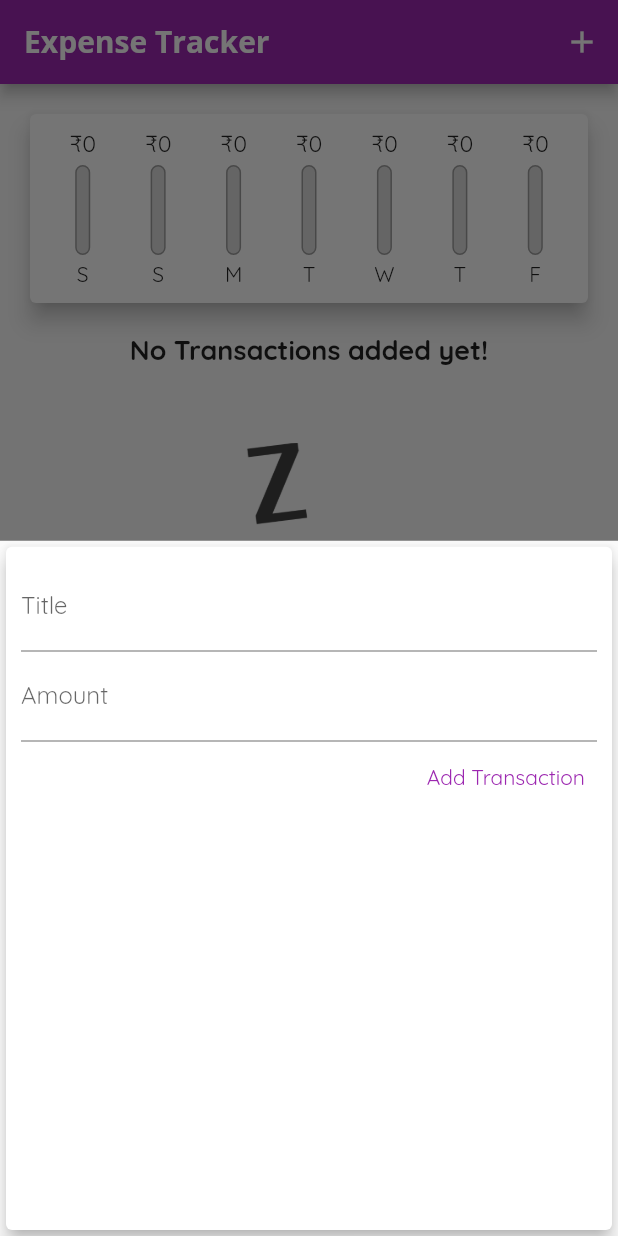
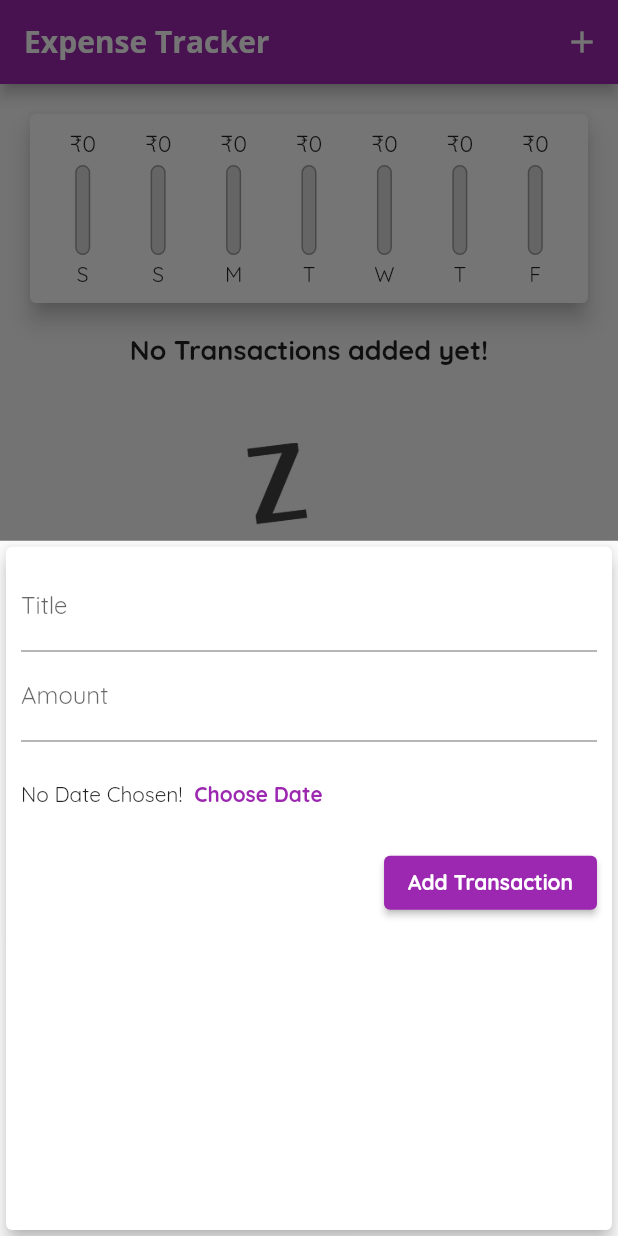
Before and after one commit to 0xcatrovacer/expense-tracker, a Flutter app: the screen it shows after launch, after a tap on the "add" icon, on a phone screen of 412 x 824 dp. Run offline on Flutter 3.47's test engine with Material 2 defaults, Android fonts, the phone set to English and light mode, and no system bars.

Commit message:
initialized a date picker button

```diff
--- a/lib/widgets/new_transaction.dart
+++ b/lib/widgets/new_transaction.dart
@@ -46,10 +46,31 @@ class _NewTransactionState extends State<NewTransaction> {
                 keyboardType: TextInputType.number,
                 onSubmitted: (_) => submitData(),
               ),
-              TextButton(
+              Container(
+                height: 70,
+                child: Row(
+                  children: <Widget>[
+                    Text('No Date Chosen!'),
+                    TextButton(
+                        style: TextButton.styleFrom(
+                            primary: Theme.of(context).colorScheme.primary),
+                        onPressed: () {},
+                        child: Text(
+                          'Choose Date',
+                          style: TextStyle(fontWeight: FontWeight.bold),
+                        ))
+                  ],
+                ),
+              ),
+              ElevatedButton(
                 onPressed: submitData,
-                child: Text('Add Transaction'),
-                style: TextButton.styleFrom(primary: Colors.purple),
+                child: Text(
+                  'Add Transaction',
+                  style: TextStyle(
+                      fontWeight: FontWeight.bold, color: Colors.white),
+                ),
+                style: TextButton.styleFrom(
+                    primary: Theme.of(context).colorScheme.primary),
               ),
             ],
           ),
```
